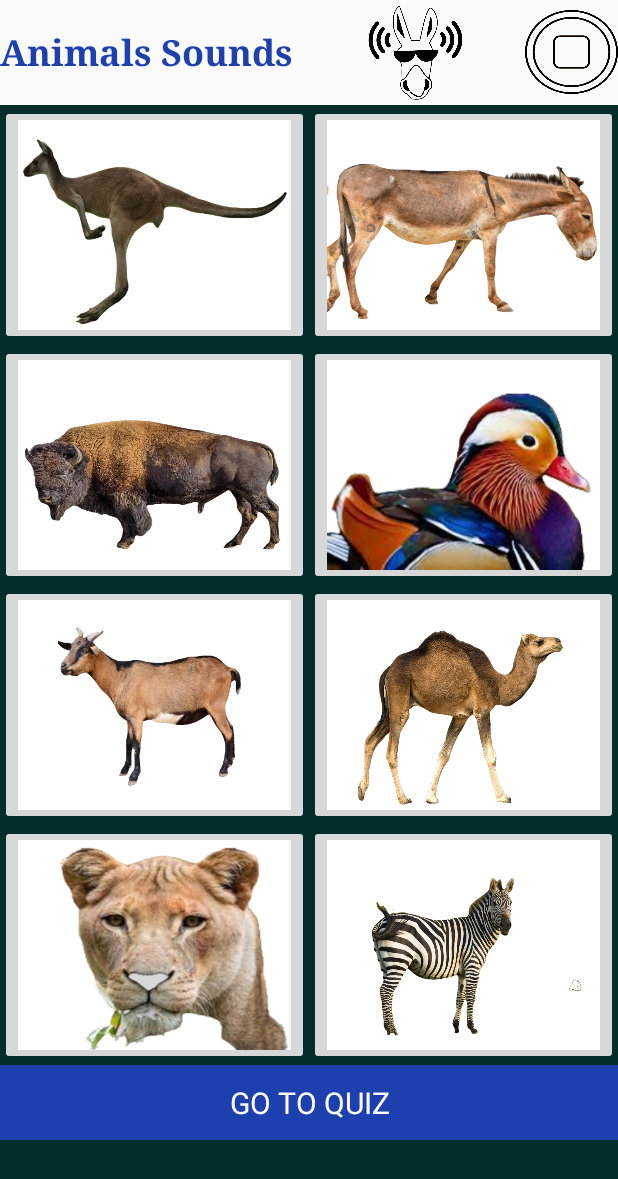
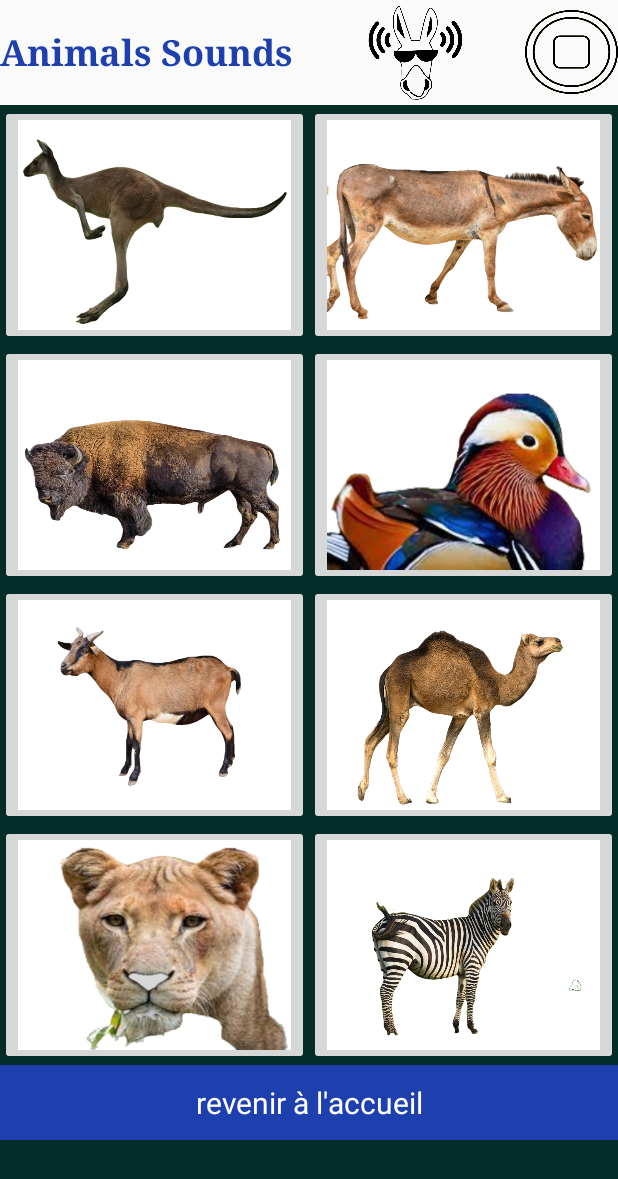
Before and after one commit to saraboulaid/Quiz-sur-les-animaux, an Android app: the Sounds_Activity screen opened directly, with no data from a screen before it, after a tap on an icon or button, on a phone screen of 412 x 824 dp. Shown: the top 1179 px of the screen. Run offline under Robolectric (Android 15) with nearby library versions, the light colour scheme and no system bars.

Commit message:
add ameliorations

```diff
--- a/Animal_Quiz/app/src/main/java/com/example/animal_quiz/Sounds_Activity.java
+++ b/Animal_Quiz/app/src/main/java/com/example/animal_quiz/Sounds_Activity.java
@@ -1,5 +1,6 @@
 package com.example.animal_quiz;
 
+import android.content.Intent;
 import android.media.MediaPlayer;
 import android.os.Bundle;
 import android.view.View;
@@ -168,4 +169,10 @@ public class Sounds_Activity extends AppCompatActivity {
     {
         stopPlayer();
     }
+
+    public void back(View view) {
+        //revenir à l'accueil
+            Intent intent = new Intent(Sounds_Activity.this, MainActivity.class);
+            startActivity(intent);
+    }
 }
--- a/Animal_Quiz/app/src/main/res/layout/activity_sounds.xml
+++ b/Animal_Quiz/app/src/main/res/layout/activity_sounds.xml
@@ -172,7 +172,8 @@
                     android:height="50dp"
                     android:background="#1E40AF"
                     android:gravity="center"
-                    android:text="GO TO QUIZ"
+                    android:onClick="back"
+                    android:text="revenir à l'accueil"
                     android:textColor="#FFFFFF"
                     android:textSize="20sp" />
 
```
